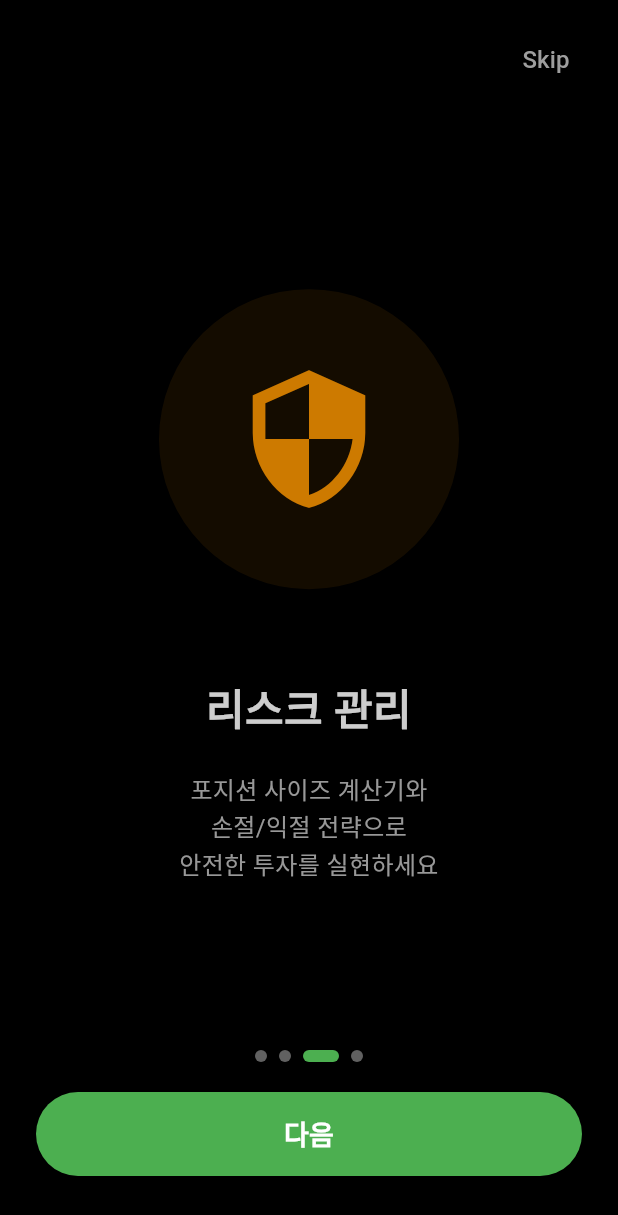
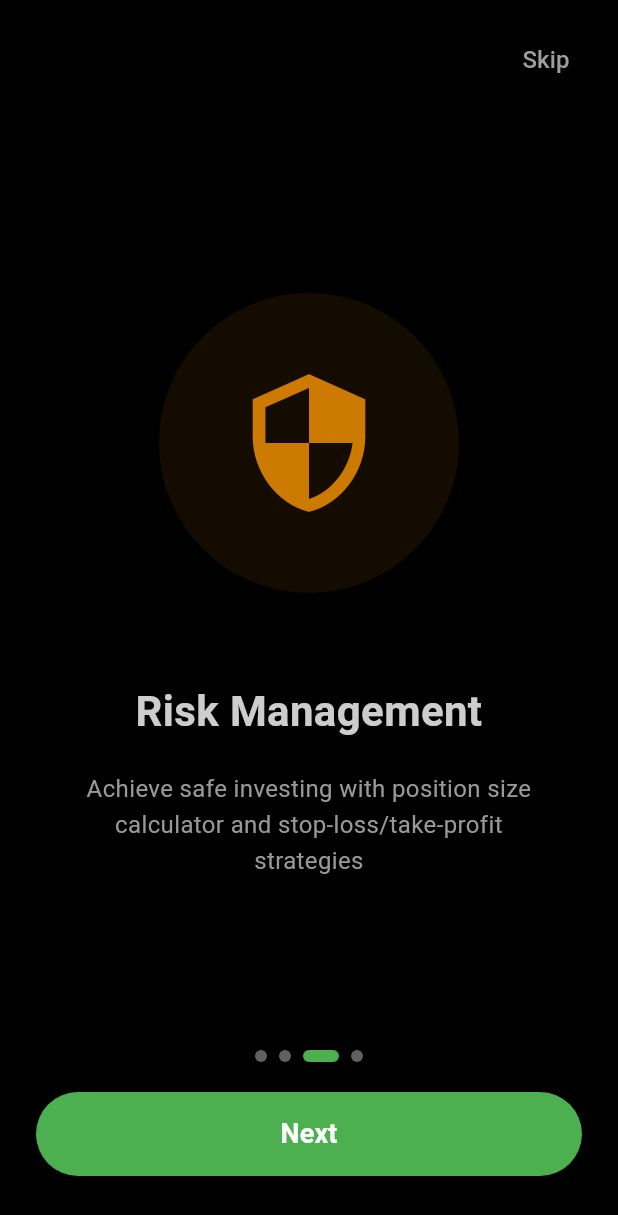
Before and after one commit to jung-wan-kim/trader-app, a Flutter app: the OnboardingScreen screen opened directly, swiped to page 3, on a phone screen of 412 x 824 dp. Shown: the top 1215 px of the screen. Run offline on Flutter 3.47's test engine with Material 3 defaults, Android fonts, the phone set to English and light mode, and no system bars; our stand-ins replace firebase_analytics, firebase_core, firebase_crashlytics, firebase_remote_config, fl_chart, flutter_dotenv and 4 more; missing offline and left inert: firebase_performance; accounts and stored records are empty.

Commit message:
feat: 온보딩 화면 다중언어 지원 추가
- 온보딩 4개 페이지 제목 및 설명 다중언어 적용
- Skip, Next, Get Started 버튼 텍스트 다중언어 적용
- didChangeDependencies에서 언어별 텍스트 로드

🤖 Generated with [Claude Code](https://claude.ai/code)

Co-Authored-By: Claude <noreply@anthropic.com>

```diff
--- a/lib/screens/onboarding_screen.dart
+++ b/lib/screens/onboarding_screen.dart
@@ -1,6 +1,7 @@
 import 'package:flutter/material.dart';
 import 'package:shared_preferences/shared_preferences.dart';
 import 'login_screen.dart';
+import '../generated/l10n/app_localizations.dart';
 
 class OnboardingScreen extends StatefulWidget {
   const OnboardingScreen({super.key});
@@ -16,36 +17,43 @@ class _OnboardingScreenState extends State<OnboardingScreen> with TickerProvider
   late Animation<double> _fadeAnimation;
   late Animation<double> _slideAnimation;
 
-  final List<OnboardingPage> _pages = [
+  List<OnboardingPage> _pages = [];
+
+  @override
+  void didChangeDependencies() {
+    super.didChangeDependencies();
+    final l10n = AppLocalizations.of(context);
+    _pages = [
       OnboardingPage(
         icon: Icons.analytics,
         iconColor: Colors.blue,
-      title: '전설적 트레이더의 전략',
-      description: '제시 리버모어, 윌리엄 오닐 등\n역사상 가장 성공한 트레이더들의\n검증된 투자 전략을 활용하세요',
+        title: l10n?.onboardingTitle1 ?? 'Legendary Trader Strategies',
+        description: l10n?.onboardingDesc1 ?? 'Utilize proven investment strategies from history\'s most successful traders',
         image: 'assets/images/onboarding1.png',
       ),
       OnboardingPage(
         icon: Icons.psychology,
         iconColor: Colors.green,
-      title: 'AI 기반 종목 추천',
-      description: '최신 AI 기술로 시장을 분석하고\n전설적 트레이더의 전략에 맞는\n최적의 종목을 추천받으세요',
+        title: l10n?.onboardingTitle2 ?? 'AI-Powered Stock Recommendations',
+        description: l10n?.onboardingDesc2 ?? 'Get optimal stock recommendations that match legendary trader strategies',
         image: 'assets/images/onboarding2.png',
       ),
       OnboardingPage(
         icon: Icons.security,
         iconColor: Colors.orange,
-      title: '리스크 관리',
-      description: '포지션 사이즈 계산기와\n손절/익절 전략으로\n안전한 투자를 실현하세요',
+        title: l10n?.onboardingTitle3 ?? 'Risk Management',
+        description: l10n?.onboardingDesc3 ?? 'Achieve safe investing with position size calculator',
         image: 'assets/images/onboarding3.png',
       ),
       OnboardingPage(
         icon: Icons.trending_up,
         iconColor: Colors.purple,
-      title: '실시간 시장 분석',
-      description: '실시간 차트와 기술적 지표로\n시장의 흐름을 파악하고\n최적의 타이밍을 포착하세요',
+        title: l10n?.onboardingTitle4 ?? 'Real-time Market Analysis',
+        description: l10n?.onboardingDesc4 ?? 'Understand market trends and capture optimal timing',
         image: 'assets/images/onboarding4.png',
       ),
     ];
+  }
 
   @override
   void initState() {
@@ -104,6 +112,7 @@ class _OnboardingScreenState extends State<OnboardingScreen> with TickerProvider
 
   @override
   Widget build(BuildContext context) {
+    final l10n = AppLocalizations.of(context);
     return Scaffold(
       backgroundColor: Colors.black,
       body: SafeArea(
@@ -116,9 +125,9 @@ class _OnboardingScreenState extends State<OnboardingScreen> with TickerProvider
                 padding: const EdgeInsets.all(16.0),
                 child: TextButton(
                   onPressed: _completeOnboarding,
-                  child: const Text(
-                    'Skip',
-                    style: TextStyle(
+                  child: Text(
+                    l10n?.skip ?? 'Skip',
+                    style: const TextStyle(
                       color: Colors.grey,
                       fontSize: 16,
                     ),
@@ -153,9 +162,9 @@ class _OnboardingScreenState extends State<OnboardingScreen> with TickerProvider
                           borderRadius: BorderRadius.circular(28),
                         ),
                       ),
-                      child: const Text(
-                        '시작하기',
-                        style: TextStyle(
+                      child: Text(
+                        l10n?.getStarted ?? 'Get Started',
+                        style: const TextStyle(
                           fontSize: 18,
                           fontWeight: FontWeight.bold,
                           color: Colors.white,
@@ -179,9 +188,9 @@ class _OnboardingScreenState extends State<OnboardingScreen> with TickerProvider
                                 borderRadius: BorderRadius.circular(28),
                               ),
                             ),
-                            child: const Text(
-                              '다음',
-                              style: TextStyle(
+                            child: Text(
+                              l10n?.next ?? 'Next',
+                              style: const TextStyle(
                                 fontSize: 18,
                                 fontWeight: FontWeight.bold,
                                 color: Colors.white,
```
Lines whose indentation alone changed are shown as unchanged.
